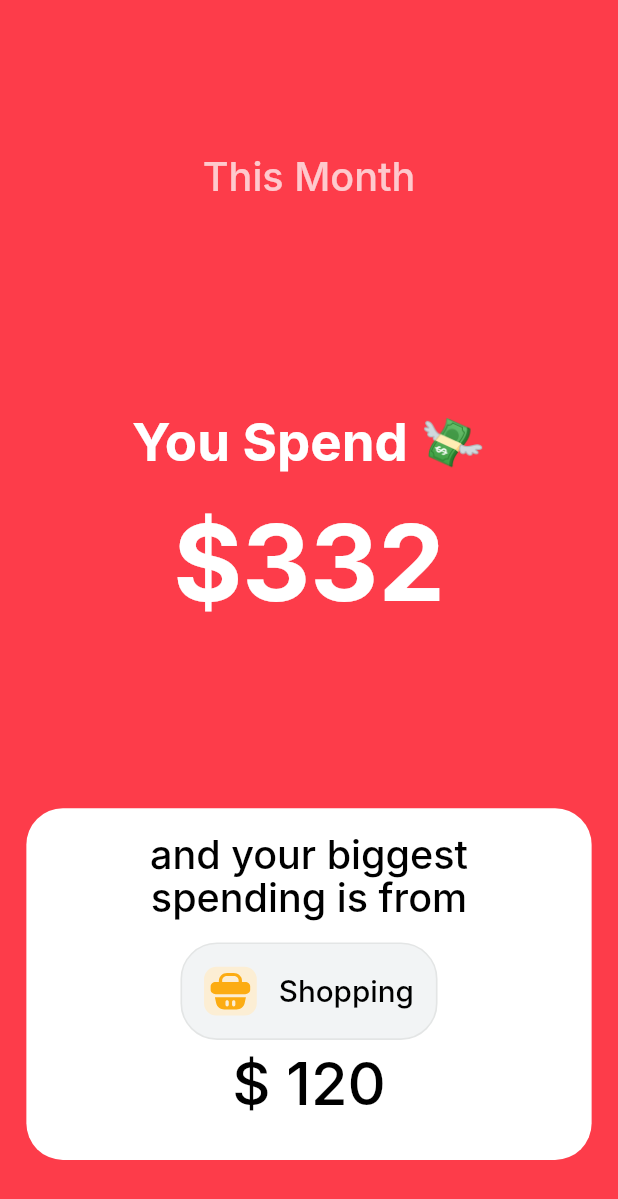
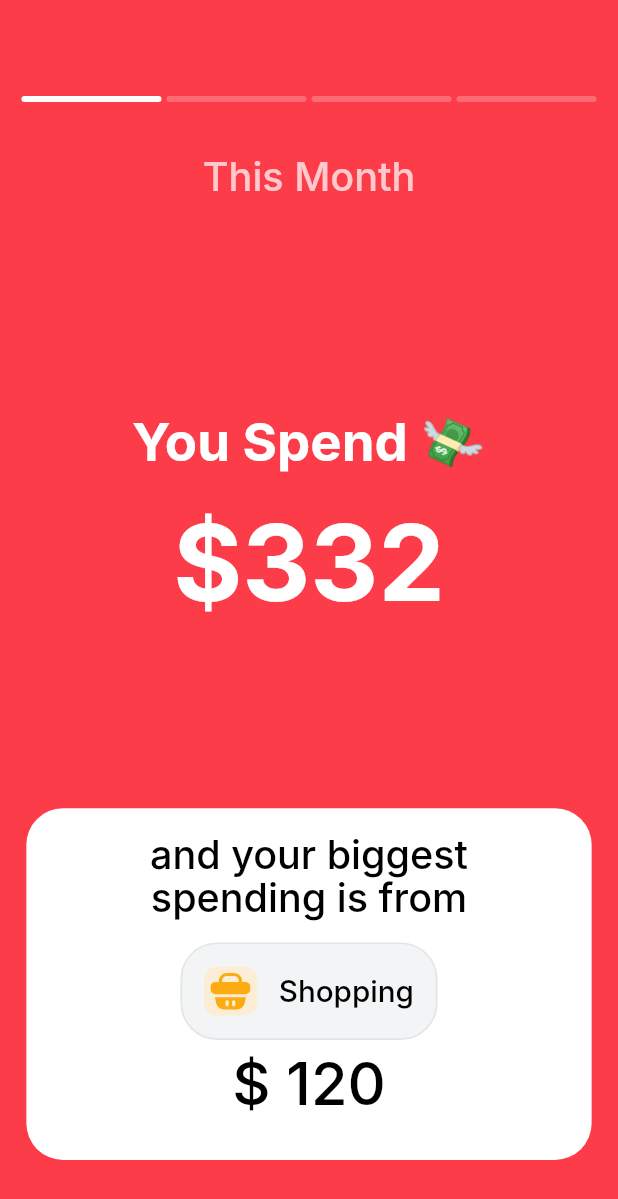
Before and after one commit to ssbdade/save_money_ui, a Flutter app: the screen it shows after launch, on a phone screen of 412 x 824 dp. Shown: the top 1199 px of the screen. Run offline on Flutter 3.47's test engine with Material 2 defaults, Android fonts, the phone set to English and light mode, and no system bars; our stand-ins replace flutter_screenutil, flutter_svg, get; Roboto replaces fonts that are missing (Inter).

Commit message:
add indicator for pageview

```diff
--- a/lib/modules/common/financial_report_pageview/budget.dart
+++ /dev/null
@@ -1,68 +0,0 @@
-import 'package:flutter/widgets.dart';
-import 'package:flutter_svg/flutter_svg.dart';
-import 'package:save_money_ui/util/common/screen_util.dart';
-import 'package:save_money_ui/util/constants/app_image.dart';
-import 'package:save_money_ui/util/constants/locale_keys.dart';
-import 'package:save_money_ui/util/theme/app_colors.dart';
-import 'package:save_money_ui/util/theme/app_theme.dart';
-
-Widget budgetContainer(BuildContext context) {
-  return Container(
-    color: violet100,
-    child: Column(
-      mainAxisAlignment: MainAxisAlignment.spaceBetween,
-      children: [
-        Padding(
-          padding: EdgeInsets.fromLTRB(0, height(102), 0, 0),
-          child: Text(LocaleKeys.thisMonth,
-            style: AppThemes.lightTheme.textTheme.titleLarge,
-          ),
-        ),
-        const Spacer(
-
-        ),
-        Padding(
-          padding: EdgeInsets.symmetric(horizontal: width(16)),
-          child: Text(LocaleKeys.twoOf12Budget,
-            style: AppThemes.lightTheme.textTheme.headlineLarge,
-            textAlign: TextAlign.center,
-          ),
-        ),
-        Row(
-          children: [
-            Container(
-              height: height(64),
-              decoration: BoxDecoration(
-                color: light40,
-                borderRadius: BorderRadius.circular(radius(24)),
-
-              ),
-              child: Padding(
-                padding: EdgeInsets.symmetric(horizontal: width(16)),
-                child: Row(
-                  mainAxisAlignment: MainAxisAlignment.spaceEvenly,
-                  children: [
-                    Container(
-                      height: height(32),
-                      width: width(32),
-                      decoration: BoxDecoration(
-                        color: yellow20,
-                        borderRadius: BorderRadius.circular(radius(8)),
-                      ),
-                      child: SvgPicture.asset(AppFileName.shoppingBag,
-                        fit: BoxFit.fill,
-                      ),
-                    ),
-                    Text(LocaleKeys.shopping,
-                      style: AppThemes.lightTheme.textTheme.titleSmall,
-                    ),
-                  ],
-                ),
-              ),
-            )
-          ],
-        )
-      ],
-    ),
-  );
-}
--- a/lib/modules/common/pageview_indicatorr.dart
+++ b/lib/modules/common/pageview_indicatorr.dart
@@ -1,5 +1,5 @@
 import 'package:flutter/material.dart';
-import 'package:save_money_ui/modules/common/financial_report_pageview/expense.dart';
+import 'package:save_money_ui/modules/report/views/financial_report_pageview/expense.dart';
 import 'package:save_money_ui/util/common/screen_util.dart';
 import 'package:save_money_ui/util/constants/app_image.dart';
 import 'package:save_money_ui/util/theme/app_theme.dart';
--- /dev/null
+++ b/lib/modules/report/views/financial_report_pageview/budget.dart
@@ -0,0 +1,111 @@
+import 'package:flutter/widgets.dart';
+import 'package:flutter_svg/flutter_svg.dart';
+import 'package:save_money_ui/util/common/screen_util.dart';
+import 'package:save_money_ui/util/constants/app_image.dart';
+import 'package:save_money_ui/util/constants/locale_keys.dart';
+import 'package:save_money_ui/util/theme/app_colors.dart';
+import 'package:save_money_ui/util/theme/app_theme.dart';
+
+Widget budgetContainer(BuildContext context) {
+  return Container(
+    color: violet100,
+    child: Column(
+      mainAxisAlignment: MainAxisAlignment.spaceBetween,
+      children: [
+        Padding(
+          padding: EdgeInsets.fromLTRB(0, height(102), 0, 0),
+          child: Text(LocaleKeys.thisMonth,
+            style: AppThemes.lightTheme.textTheme.titleLarge,
+          ),
+        ),
+        const Spacer(
+          flex: 201,
+        ),
+        Padding(
+          padding: EdgeInsets.symmetric(horizontal: width(16)),
+          child: Text(LocaleKeys.twoOf12Budget,
+            style: AppThemes.lightTheme.textTheme.headlineLarge,
+            textAlign: TextAlign.center,
+          ),
+        ),
+        const Spacer(
+          flex: 27,
+        ),
+        Row(
+          mainAxisAlignment: MainAxisAlignment.spaceEvenly,
+          children: [
+            Container(
+              height: height(64),
+              decoration: BoxDecoration(
+                color: light80,
+                borderRadius: BorderRadius.circular(radius(24)),
+
+              ),
+              child: Row(
+                mainAxisAlignment: MainAxisAlignment.spaceEvenly,
+                children: [
+                  Padding(
+                    padding: EdgeInsets.fromLTRB(width(16), 0, width(8), 0),
+                    child: Container(
+                      height: height(32),
+                      width: width(32),
+                      decoration: BoxDecoration(
+                        color: yellow20,
+                        borderRadius: BorderRadius.circular(radius(8)),
+                      ),
+                      child: SvgPicture.asset(AppFileName.shoppingBag,
+                        fit: BoxFit.fill,
+                      ),
+                    ),
+                  ),
+                  Padding(
+                    padding: EdgeInsets.fromLTRB( 0, 0, width(16), 0),
+                    child: Text(LocaleKeys.shopping,
+                      style: AppThemes.lightTheme.textTheme.titleSmall,
+                    ),
+                  ),
+                ],
+              ),
+            ),
+            Container(
+              height: height(64),
+              decoration: BoxDecoration(
+                color: light80,
+                borderRadius: BorderRadius.circular(radius(24)),
+
+              ),
+              child: Row(
+                mainAxisAlignment: MainAxisAlignment.spaceEvenly,
+                children: [
+                  Padding(
+                    padding: EdgeInsets.fromLTRB(width(16), 0, width(8), 0),
+                    child: Container(
+                      height: height(32),
+                      width: width(32),
+                      decoration: BoxDecoration(
+                        color: yellow20,
+                        borderRadius: BorderRadius.circular(radius(8)),
+                      ),
+                      child: SvgPicture.asset(AppFileName.restaurant,
+                        fit: BoxFit.fill,
+                      ),
+                    ),
+                  ),
+                  Padding(
+                    padding: EdgeInsets.fromLTRB( 0, 0, width(16), 0),
+                    child: Text(LocaleKeys.food,
+                      style: AppThemes.lightTheme.textTheme.titleSmall,
+                    ),
+                  ),
+                ],
+              ),
+            ),
+          ],
+        ),
+        const Spacer(
+          flex: 314,
+        )
+      ],
+    ),
+  );
+}
--- /dev/null
+++ b/lib/modules/report/views/financial_report_pageview/quote.dart
@@ -0,0 +1,50 @@
+import 'package:flutter/widgets.dart';
+import 'package:save_money_ui/util/common/screen_util.dart';
+import 'package:save_money_ui/util/constants/locale_keys.dart';
+import 'package:save_money_ui/util/theme/app_colors.dart';
+import 'package:save_money_ui/util/theme/app_theme.dart';
+
+Widget quoteContainer(BuildContext context) {
+  return Container(
+    color: violet100,
+    child: Padding(
+      padding: EdgeInsets.symmetric(horizontal: width(16)),
+      child: Column(
+        crossAxisAlignment: CrossAxisAlignment.start,
+        mainAxisAlignment: MainAxisAlignment.spaceBetween,
+        children: [
+          Padding(
+            padding: EdgeInsets.fromLTRB(0, height(201), 0, height(14)),
+            child: Text(LocaleKeys.financialFreedom,
+              style: AppThemes.lightTheme.textTheme.headlineLarge,
+              textAlign: TextAlign.start,
+            ),
+          ),
+          Text(LocaleKeys.RobertKiyosaki,
+            style: AppThemes.lightTheme.textTheme.displayMedium,
+            textAlign: TextAlign.start,
+          ),
+          const Spacer(
+
+          ),
+          Padding(
+            padding: EdgeInsets.symmetric(vertical: height(50)),
+            child: Container(
+              height: height(56),
+              decoration: BoxDecoration(
+                color: light100,
+                borderRadius: BorderRadius.circular(radius(16)),
+              ),
+              child: Center(
+                child: Text(
+                    LocaleKeys.seeFullDetail,
+                  style: AppThemes.lightTheme.textTheme.displaySmall,
+                ),
+              ),
+            ),
+          )
+        ],
+      ),
+    ),
+  );
+}
--- a/lib/modules/report/views/report_page.dart
+++ b/lib/modules/report/views/report_page.dart
@@ -1,8 +1,11 @@
 import 'package:flutter/material.dart';
-import 'package:save_money_ui/modules/common/financial_report_pageview/budget.dart';
+import 'package:get/get.dart';
+import 'package:save_money_ui/modules/report/views/financial_report_pageview/budget.dart';
+import 'package:save_money_ui/modules/report/views/financial_report_pageview/expense.dart';
+import 'package:save_money_ui/modules/report/views/financial_report_pageview/income.dart';
+import 'package:save_money_ui/modules/report/views/financial_report_pageview/quote.dart';
+import 'package:save_money_ui/util/common/screen_util.dart';
 import 'package:save_money_ui/util/theme/app_colors.dart';
-import '../../common/financial_report_pageview/expense.dart';
-import '../../common/financial_report_pageview/income.dart';
 
 class ReportPage extends StatefulWidget {
   const ReportPage({Key? key}) : super(key: key);
@@ -12,16 +15,78 @@ class ReportPage extends StatefulWidget {
 }
 
 class _ReportPageState extends State<ReportPage> {
+  final ReportPageController controller = Get.put(ReportPageController());
+
+  @override
+  void initState() {
+    // TODO: implement initState
+    super.initState();
+
+  }
+
+  @override
+  void dispose() {
+    // TODO: implement dispose
+    super.dispose();
+    controller.dispose();
+  }
+
   @override
   Widget build(BuildContext context) {
+    final ReportPageController controller = Get.find();
     return Scaffold(
-      body: PageView(
-        children: [
-          expenseContainer(context),
-          incomeContainer(context),
-          budgetContainer(context),
-        ],
+      body: Stack(children: [
+        PageView(
+          children: [
+            expenseContainer(context),
+            incomeContainer(context),
+            budgetContainer(context),
+            quoteContainer(context)
+          ],
+          onPageChanged: (index) {
+            setState(() {
+              controller.changeValue(index);
+            });
+          },
+        ),
+        Align(
+          alignment: Alignment.topCenter,
+          child: Padding(
+            padding: EdgeInsets.fromLTRB(width(13), height(63), width(13), 0),
+            child: Row(
+              mainAxisAlignment: MainAxisAlignment.spaceBetween,
+              children: List.generate(
+                  4,
+                  (index) => Obx(
+                        () => DotIndex(
+                            isHighLight:
+                                index == controller.currentIndex.value % 4),
+                      )),
+            ),
+          ),
+        )
+      ]),
+    );
+  }
+}
+
+class DotIndex extends StatelessWidget {
+  const DotIndex({Key? key, required this.isHighLight}) : super(key: key);
+  final bool isHighLight;
+  @override
+  Widget build(BuildContext context) {
+    return Container(
+      height: height(4),
+      width: width(85),
+      decoration: BoxDecoration(
+        borderRadius: BorderRadius.circular(radius(4)),
+        color: isHighLight ? white : white.withOpacity(0.24),
       ),
     );
   }
 }
+
+class ReportPageController extends GetxController {
+  var currentIndex = 0.obs;
+  changeValue(int a) => currentIndex.value = a;
+}
--- a/lib/util/constants/app_image.dart
+++ b/lib/util/constants/app_image.dart
@@ -1,5 +1,6 @@
 abstract class AppFileName {
   static const String shoppingBag = "assets/icons/shopping-bag.svg";
   static const String salaryBag = "assets/icons/salary.svg";
+  static const String restaurant = "assets/icons/restaurant.svg";
 
 }
--- a/lib/util/constants/locale_keys.dart
+++ b/lib/util/constants/locale_keys.dart
@@ -13,6 +13,10 @@ abstract class LocaleKeys {
   static const salary = "Salary";
   static const salaryMoney = "\$ 5000";
   static const twoOf12Budget = "2 of 12 Budget is exceeds the limit";
+  static const food = "Food";
+  static const financialFreedom = "“Financial freedom is freedom from fear.”";
+  static const RobertKiyosaki = "-Robert Kiyosaki";
+  static const seeFullDetail = "See the full detail";
 
 
 
--- a/lib/util/theme/app_theme.dart
+++ b/lib/util/theme/app_theme.dart
@@ -35,47 +35,60 @@ class AppThemes {
   static final TextTheme _lightTextTheme = TextTheme(
     headlineLarge: TextStyle(
       fontSize: size(32),
-        height: height(39)/size(32),
+      height: height(39) / size(32),
       color: white,
       fontWeight: FontWeight.w700,
       fontFamily: font,
     ),
     headlineMedium: TextStyle(
       fontSize: size(36),
-        height: height(44)/size(36),
+      height: height(44) / size(36),
       color: Colors.black,
       fontWeight: FontWeight.w500,
       fontFamily: font,
     ),
     titleLarge: TextStyle(
       fontSize: size(24),
-        height: height(29)/size(24),
+      height: height(29) / size(24),
       color: white.withOpacity(0.72),
       fontFamily: font,
       fontWeight: FontWeight.w500,
     ),
     titleMedium: TextStyle(
       fontSize: size(24),
-        height: height(29)/size(24),
+      height: height(29) / size(24),
       color: Colors.black,
       fontFamily: font,
       fontWeight: FontWeight.w500,
     ),
     titleSmall: TextStyle(
       fontSize: size(18),
-        height: height(21.78)/size(18),
+      height: height(21.78) / size(18),
       color: Colors.black,
       fontFamily: font,
       fontWeight: FontWeight.w500,
     ),
     displayLarge: TextStyle(
       fontSize: size(64),
-        height: height(80)/size(64),
+      height: height(80) / size(64),
       color: white,
       fontWeight: FontWeight.w700,
       fontFamily: font,
-      )
-
+    ),
+    displayMedium: TextStyle(
+      fontSize: size(24),
+      height: height(29) / size(24),
+      color: white,
+      fontFamily: font,
+      fontWeight: FontWeight.w600,
+    ),
+    displaySmall: TextStyle(
+      fontSize: size(18),
+      height: height(22) / size(18),
+      color: violet100,
+      fontFamily: font,
+      fontWeight: FontWeight.w600,
+    ),
   );
 
   static final ThemeData lightTheme = ThemeData(
@@ -137,5 +150,4 @@ class AppThemes {
       //focusColor: _lightBorderActiveColor,
     ),
   );
-
 }
```
Also changed, not shown: lib/modules/report/views/financial_report_pageview/expense.dart (renamed from lib/modules/common/financial_report_pageview/expense.dart), lib/modules/report/views/financial_report_pageview/income.dart (renamed from lib/modules/common/financial_report_pageview/income.dart). Lines whose indentation alone changed are shown as unchanged.
